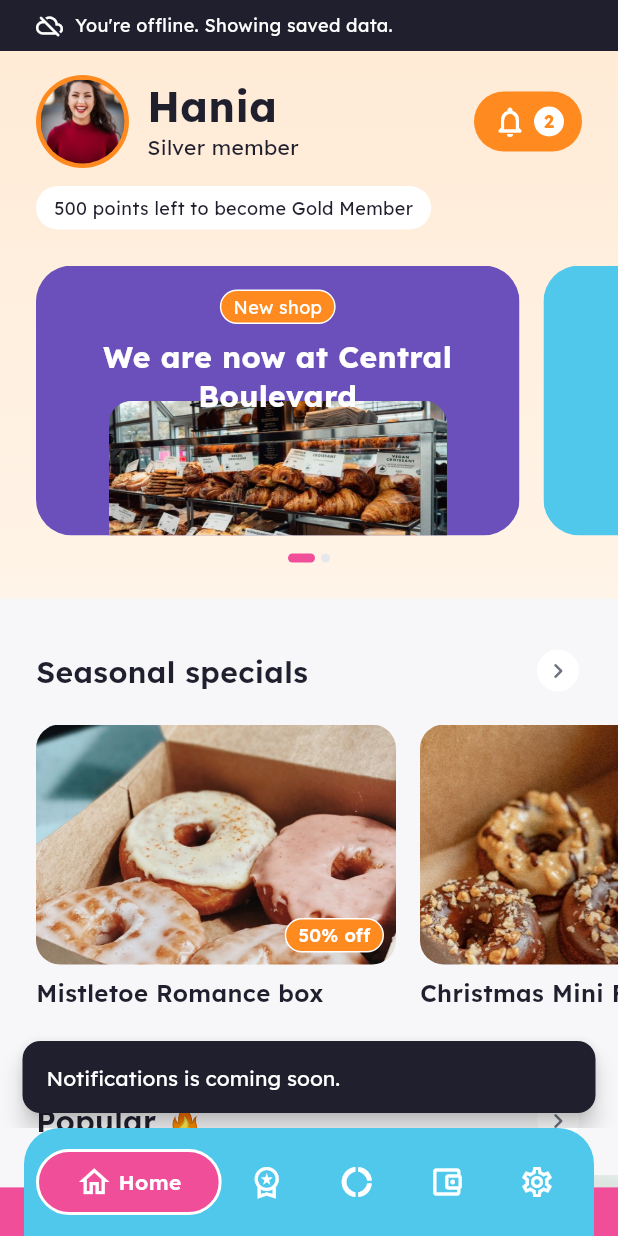
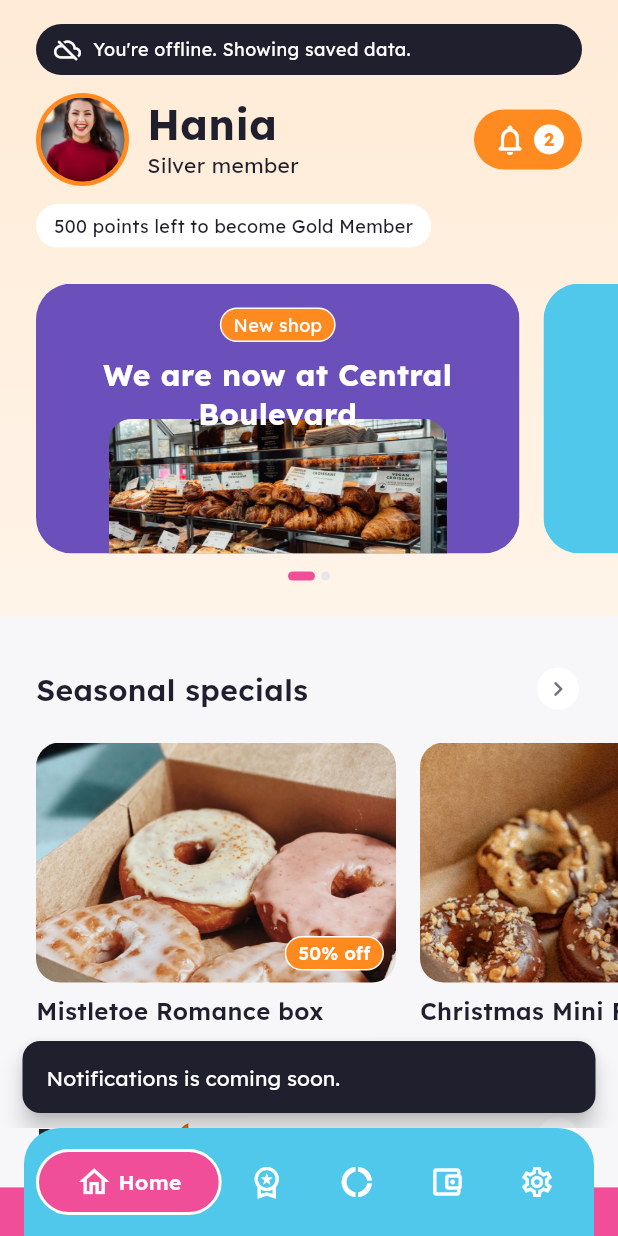
Before and after one commit to PyiTheimKyaw/j_donuts, a Flutter app: the HomeScreen screen opened by its route, after a tap on an icon or button, on a phone screen of 412 x 824 dp. Run offline on Flutter 3.47's test engine with Material 3 defaults, Android fonts, the phone set to English and light mode, and no system bars; our stand-ins replace cached_network_image, connectivity_plus, drift, drift_flutter, equatable, flutter_cache_manager and 5 more; accounts and stored records are empty; generated files the repository leaves out were written again.

Commit message:
fix(layout): fit 4.7-inch phones at 1.3x text and keep the status bar clear

```diff
--- a/lib/core/widgets/offline_banner.dart
+++ b/lib/core/widgets/offline_banner.dart
@@ -6,7 +6,8 @@ import 'package:j_donuts/app/theme/app_typography.dart';
 import 'package:j_donuts/l10n/generated/app_localizations.dart';
 
 /// Collapses to zero height when online so content below never jumps by the
-/// banner's height without animating.
+/// banner's height without animating. Sits inside the header's safe area so
+/// it never covers the status bar.
 class OfflineBanner extends StatelessWidget {
   const OfflineBanner({required this.isOffline, super.key});
 
@@ -14,44 +15,66 @@ class OfflineBanner extends StatelessWidget {
 
   @override
   Widget build(BuildContext context) {
-    final l10n = AppLocalizations.of(context);
-
     return AnimatedSize(
       duration: AppMotion.scaled(context, AppDurations.medium),
       curve: AppCurves.standard,
       alignment: Alignment.topCenter,
       child: isOffline
-          ? Semantics(
-              liveRegion: true,
-              child: Container(
+          ? Semantics(liveRegion: true, child: const _OfflinePill())
+          : const SizedBox(width: double.infinity),
+    );
+  }
+}
+
+class _OfflinePill extends StatelessWidget {
+  const _OfflinePill();
+
+  @override
+  Widget build(BuildContext context) {
+    return Container(
       key: const Key('offline-banner'),
       width: double.infinity,
-                color: AppColors.ink,
+      margin: const EdgeInsets.fromLTRB(
+        AppSpacing.gutter,
+        0,
+        AppSpacing.gutter,
+        AppSpacing.md,
+      ),
       padding: const EdgeInsets.symmetric(
-                  horizontal: AppSpacing.gutter,
+        horizontal: AppSpacing.md,
         vertical: AppSpacing.sm,
       ),
-                child: Row(
+      decoration: BoxDecoration(
+        color: AppColors.ink,
+        borderRadius: BorderRadius.circular(AppRadii.pill),
+      ),
+      child: const _OfflineMessage(),
+    );
+  }
+}
+
+class _OfflineMessage extends StatelessWidget {
+  const _OfflineMessage();
+
+  static const double _iconSize = 18;
+
+  @override
+  Widget build(BuildContext context) {
+    return Row(
       children: [
         const Icon(
           Icons.cloud_off_rounded,
           color: AppColors.onPrimary,
-                      size: 18,
+          size: _iconSize,
         ),
         const SizedBox(width: AppSpacing.sm),
         Expanded(
           child: Text(
-                        l10n.offlineBanner,
-                        style: AppTypography.caption.copyWith(
-                          color: AppColors.onPrimary,
-                        ),
+            AppLocalizations.of(context).offlineBanner,
+            style: AppTypography.caption.copyWith(color: AppColors.onPrimary),
           ),
         ),
       ],
-                ),
-              ),
-            )
-          : const SizedBox(width: double.infinity),
     );
   }
 }
--- /dev/null
+++ b/lib/core/widgets/status_bar_scrim.dart
@@ -0,0 +1,28 @@
+import 'package:flutter/material.dart';
+
+/// Screens draw edge to edge, so scrolled content passes under the
+/// transparent status bar and the clock ends up on top of photos and banner
+/// text. A strip in the screen's top colour keeps the status bar readable and
+/// is invisible while the page is at rest.
+class StatusBarScrim extends StatelessWidget {
+  const StatusBarScrim({required this.color, required this.child, super.key});
+
+  final Color color;
+  final Widget child;
+
+  @override
+  Widget build(BuildContext context) {
+    return Stack(
+      children: [
+        child,
+        Positioned(
+          top: 0,
+          left: 0,
+          right: 0,
+          height: MediaQuery.paddingOf(context).top,
+          child: ColoredBox(color: color),
+        ),
+      ],
+    );
+  }
+}
--- a/lib/features/home/presentation/screens/home_screen.dart
+++ b/lib/features/home/presentation/screens/home_screen.dart
@@ -10,6 +10,7 @@ import 'package:j_donuts/app/theme/app_spacing.dart';
 import 'package:j_donuts/core/network/network_providers.dart';
 import 'package:j_donuts/core/widgets/entrance_animation.dart';
 import 'package:j_donuts/core/widgets/offline_banner.dart';
+import 'package:j_donuts/core/widgets/status_bar_scrim.dart';
 import 'package:j_donuts/features/home/domain/entities/home_content.dart';
 import 'package:j_donuts/features/home/domain/entities/product.dart';
 import 'package:j_donuts/features/home/presentation/catalog_sync_controller.dart';
@@ -43,23 +44,26 @@ class HomeScreen extends ConsumerWidget {
 
   @override
   Widget build(BuildContext context, WidgetRef ref) {
-    final isOffline = ref.watch(isOnlineProvider).value == false;
     // The shell's Scaffold uses extendBody, so its bottom padding already
     // includes the floating nav bar; adding the bar again leaves a gap.
     final navClearance = MediaQuery.paddingOf(context).bottom;
 
     return Scaffold(
       backgroundColor: AppColors.scaffold,
-      body: RefreshIndicator(
+      body: StatusBarScrim(
+        color: AppColors.homeHeaderTop,
+        child: RefreshIndicator(
           color: AppColors.accent,
           onRefresh: () => _refresh(context, ref),
           child: CustomScrollView(
             slivers: [
-            SliverToBoxAdapter(child: OfflineBanner(isOffline: isOffline)),
               const SliverToBoxAdapter(child: _HeaderBlock()),
               const SliverToBoxAdapter(child: _SectionsBlock()),
-            SliverToBoxAdapter(child: _ShopsBlock(navClearance: navClearance)),
+              SliverToBoxAdapter(
+                child: _ShopsBlock(navClearance: navClearance),
+              ),
             ],
+          ),
         ),
       ),
     );
@@ -78,10 +82,7 @@ class _HeaderBlock extends ConsumerWidget {
 
   @override
   Widget build(BuildContext context, WidgetRef ref) {
-    final member = ref.watch(currentMemberProvider);
-    final greeting = ref.watch(greetingNameProvider).value;
-    final banners = ref.watch(homeBannersProvider);
-    final l10n = AppLocalizations.of(context);
+    final isOffline = ref.watch(isOnlineProvider).value == false;
 
     return DecoratedBox(
       decoration: const BoxDecoration(gradient: AppColors.homeHeader),
@@ -94,31 +95,13 @@ class _HeaderBlock extends ConsumerWidget {
           ),
           child: Column(
             children: [
-              EntranceAnimation(
-                child: SectionState(
-                  value: member,
-                  skeleton: const MemberHeaderSkeleton(),
-                  isEmpty: (value) => value == null,
-                  onRetry: () => ref.invalidate(currentMemberProvider),
-                  builder: (value) => MemberHeader(
-                    member: value!,
-                    displayName: greeting ?? value.name,
-                    onNotificationsTap: () =>
-                        _showComingSoon(context, l10n.notifications),
-                  ),
-                ),
-              ),
+              OfflineBanner(isOffline: isOffline),
+              const EntranceAnimation(child: _MemberSection()),
               const SizedBox(height: AppSpacing.xl),
-              EntranceAnimation(
+              const EntranceAnimation(
                 index: 1,
                 gap: AppDurations.sectionStaggerGap,
-                child: SectionState(
-                  value: banners,
-                  skeleton: const BannerCarouselSkeleton(),
-                  isEmpty: (value) => value.isEmpty,
-                  onRetry: () => ref.invalidate(homeBannersProvider),
-                  builder: (value) => BannerCarousel(banners: value),
-                ),
+                child: _BannerSection(),
               ),
             ],
           ),
@@ -128,10 +111,82 @@ class _HeaderBlock extends ConsumerWidget {
   }
 }
 
+class _MemberSection extends ConsumerWidget {
+  const _MemberSection();
+
+  @override
+  Widget build(BuildContext context, WidgetRef ref) {
+    final member = ref.watch(currentMemberProvider);
+    final greeting = ref.watch(greetingNameProvider).value;
+    final l10n = AppLocalizations.of(context);
+
+    return SectionState(
+      value: member,
+      skeleton: const MemberHeaderSkeleton(),
+      isEmpty: (value) => value == null,
+      onRetry: () => ref.invalidate(currentMemberProvider),
+      builder: (value) => MemberHeader(
+        member: value!,
+        displayName: greeting ?? value.name,
+        onNotificationsTap: () => _showComingSoon(context, l10n.notifications),
+      ),
+    );
+  }
+}
+
+class _BannerSection extends ConsumerWidget {
+  const _BannerSection();
+
+  @override
+  Widget build(BuildContext context, WidgetRef ref) {
+    return SectionState(
+      value: ref.watch(homeBannersProvider),
+      skeleton: const BannerCarouselSkeleton(),
+      isEmpty: (value) => value.isEmpty,
+      onRetry: () => ref.invalidate(homeBannersProvider),
+      builder: (value) => BannerCarousel(banners: value),
+    );
+  }
+}
+
 class _SectionsBlock extends ConsumerWidget {
   const _SectionsBlock();
 
+  @override
+  Widget build(BuildContext context, WidgetRef ref) {
+    return SectionState(
+      value: ref.watch(homeSectionsProvider),
+      onRetry: () => ref.invalidate(homeSectionsProvider),
+      isEmpty: (value) => value.isEmpty,
+      skeleton: const _SectionsSkeleton(),
+      builder: (value) => _SectionList(sections: value),
+    );
+  }
+}
+
+class _SectionsSkeleton extends StatelessWidget {
+  const _SectionsSkeleton();
+
   static const List<SectionKind> _placeholderKinds = SectionKind.values;
+
+  @override
+  Widget build(BuildContext context) {
+    return Column(
+      children: [
+        for (final kind in _placeholderKinds)
+          _SectionFrame(
+            title: kind.title(AppLocalizations.of(context)),
+            child: ProductRowSkeleton(shape: ProductTileShape.forSection(kind)),
+          ),
+      ],
+    );
+  }
+}
+
+class _SectionList extends ConsumerWidget {
+  const _SectionList({required this.sections});
+
+  final List<HomeSection> sections;
 
   void _openProduct(BuildContext context, Product product, String heroTag) =>
       unawaited(
@@ -140,26 +195,9 @@ class _SectionsBlock extends ConsumerWidget {
 
   @override
   Widget build(BuildContext context, WidgetRef ref) {
-    final sections = ref.watch(homeSectionsProvider);
-
-    return SectionState(
-      value: sections,
-      onRetry: () => ref.invalidate(homeSectionsProvider),
-      isEmpty: (value) => value.isEmpty,
-      skeleton: Column(
+    return Column(
       children: [
-          for (final kind in _placeholderKinds)
-            _SectionFrame(
-              title: kind.title(AppLocalizations.of(context)),
-              child: ProductRowSkeleton(
-                shape: ProductTileShape.forSection(kind),
-              ),
-            ),
-        ],
-      ),
-      builder: (value) => Column(
-        children: [
-          for (final (index, section) in value.indexed)
+        for (final (index, section) in sections.indexed)
           EntranceAnimation(
             index: index + 2,
             gap: AppDurations.sectionStaggerGap,
@@ -179,7 +217,6 @@ class _SectionsBlock extends ConsumerWidget {
             ),
           ),
       ],
-      ),
     );
   }
 }
@@ -218,6 +255,7 @@ class _ShopsBlock extends ConsumerWidget {
   /// Cards stand on the grass: it starts this far above the cards' bottom.
   static const double _cardsOnGrass = 24;
   static const double _gapAboveNav = AppSpacing.xl;
+  static const double _sproutLineFraction = 0.4;
 
   @override
   Widget build(BuildContext context, WidgetRef ref) {
@@ -234,7 +272,7 @@ class _ShopsBlock extends ConsumerWidget {
       child: CustomPaint(
         painter: ShopsSceneryPainter(
           groundHeight: navClearance + _gapAboveNav + _cardsOnGrass,
-          sproutLine: navClearance + _gapAboveNav * 0.4,
+          sproutLine: navClearance + _gapAboveNav * _sproutLineFraction,
         ),
         child: Column(
           crossAxisAlignment: CrossAxisAlignment.stretch,
--- a/lib/features/home/presentation/widgets/product_section.dart
+++ b/lib/features/home/presentation/widgets/product_section.dart
@@ -27,8 +27,10 @@ enum ProductTileShape {
     SectionKind.orderAgain => square,
   };
 
-  /// Image, gap and a two-line name.
-  double get rowHeight => imageHeight + AppSpacing.sm + _nameBlockHeight;
+  /// Image, gap and a two-line name. The name block grows with the user's
+  /// text size; a fixed height clips the second line at large text scales.
+  double rowHeight(TextScaler textScaler) =>
+      imageHeight + AppSpacing.sm + textScaler.scale(_nameBlockHeight);
 
   static const double _nameBlockHeight = 48;
 }
@@ -45,18 +47,23 @@ class SectionHeader extends StatelessWidget {
   final VoidCallback? onSeeAll;
 
   static const double _arrowSize = 28;
+  static const double _arrowIconSize = 20;
+
+  /// The trailing IconButton carries its own inset, so the right edge is
+  /// pulled in to keep the arrow optically aligned with the gutter.
+  static const EdgeInsets _padding = EdgeInsets.fromLTRB(
+    AppSpacing.gutter,
+    0,
+    AppSpacing.gutter - AppSpacing.sm,
+    AppSpacing.md,
+  );
 
   @override
   Widget build(BuildContext context) {
     final l10n = AppLocalizations.of(context);
 
     return Padding(
-      padding: const EdgeInsets.fromLTRB(
-        AppSpacing.gutter,
-        0,
-        AppSpacing.gutter - AppSpacing.sm,
-        AppSpacing.md,
-      ),
+      padding: _padding,
       child: Row(
         children: [
           Expanded(child: Text(title, style: AppTypography.title)),
@@ -70,7 +77,10 @@ class SectionHeader extends StatelessWidget {
                 color: AppColors.surface,
                 shape: BoxShape.circle,
               ),
-              child: const Icon(Icons.chevron_right_rounded, size: 20),
+              child: const Icon(
+                Icons.chevron_right_rounded,
+                size: _arrowIconSize,
+              ),
             ),
           ),
         ],
@@ -94,7 +104,7 @@ class ProductRow extends StatelessWidget {
     final shape = ProductTileShape.forSection(section.kind);
 
     return SizedBox(
-      height: shape.rowHeight,
+      height: shape.rowHeight(MediaQuery.textScalerOf(context)),
       child: ListView.separated(
         scrollDirection: Axis.horizontal,
         padding: const EdgeInsets.symmetric(horizontal: AppSpacing.gutter),
@@ -144,7 +154,36 @@ class ProductTile extends StatelessWidget {
           child: Column(
             crossAxisAlignment: CrossAxisAlignment.start,
             children: [
-              SizedBox(
+              _TileImage(product: product, shape: shape, heroTag: heroTag),
+              const SizedBox(height: AppSpacing.sm),
+              Text(
+                product.name,
+                style: AppTypography.subtitle,
+                maxLines: 2,
+                overflow: TextOverflow.ellipsis,
+              ),
+            ],
+          ),
+        ),
+      ),
+    );
+  }
+}
+
+class _TileImage extends StatelessWidget {
+  const _TileImage({
+    required this.product,
+    required this.shape,
+    required this.heroTag,
+  });
+
+  final Product product;
+  final ProductTileShape shape;
+  final String heroTag;
+
+  @override
+  Widget build(BuildContext context) {
+    return SizedBox(
       width: shape.imageWidth,
       height: shape.imageHeight,
       child: Stack(
@@ -167,18 +206,6 @@ class ProductTile extends StatelessWidget {
               child: DiscountBadge(percent: product.discountPercent!),
             ),
         ],
-                ),
-              ),
-              const SizedBox(height: AppSpacing.sm),
-              Text(
-                product.name,
-                style: AppTypography.subtitle,
-                maxLines: 2,
-                overflow: TextOverflow.ellipsis,
-              ),
-            ],
-          ),
-        ),
       ),
     );
   }
@@ -219,11 +246,12 @@ class ProductRowSkeleton extends StatelessWidget {
 
   static const int _placeholderCount = 3;
   static const double _nameLineHeight = 16;
+  static const double _nameWidthFraction = 0.7;
 
   @override
   Widget build(BuildContext context) {
     return SizedBox(
-      height: shape.rowHeight,
+      height: shape.rowHeight(MediaQuery.textScalerOf(context)),
       child: ListView.separated(
         scrollDirection: Axis.horizontal,
         physics: const NeverScrollableScrollPhysics(),
@@ -239,7 +267,10 @@ class ProductRowSkeleton extends StatelessWidget {
               radius: AppRadii.lg,
             ),
             const SizedBox(height: AppSpacing.sm),
-            Skeleton(width: shape.imageWidth * 0.7, height: _nameLineHeight),
+            Skeleton(
+              width: shape.imageWidth * _nameWidthFraction,
+              height: _nameLineHeight,
+            ),
           ],
         ),
       ),
```
Also changed, not shown: lib/features/auth/presentation/screens/onboarding_screen.dart (+34 -129 lines), lib/features/rewards/presentation/screens/rewards_screen.dart (+92 -46 lines), 1 other file. Lines whose indentation alone changed are shown as unchanged.
